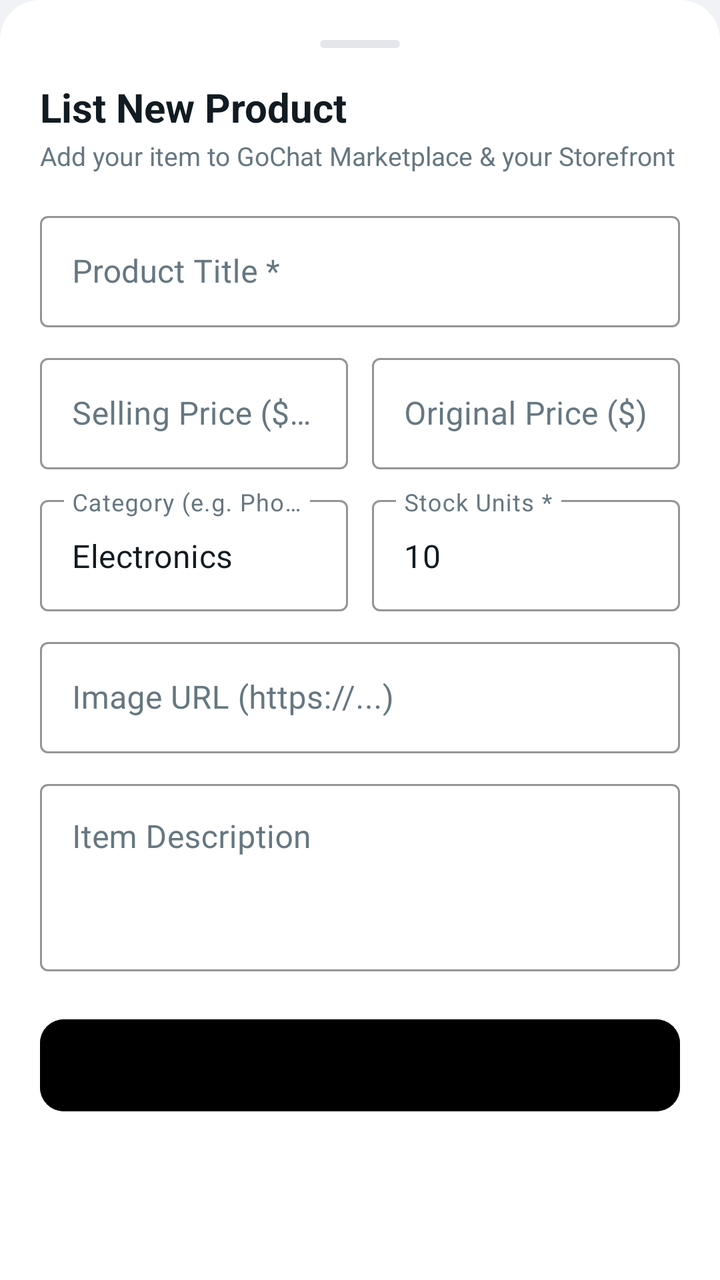
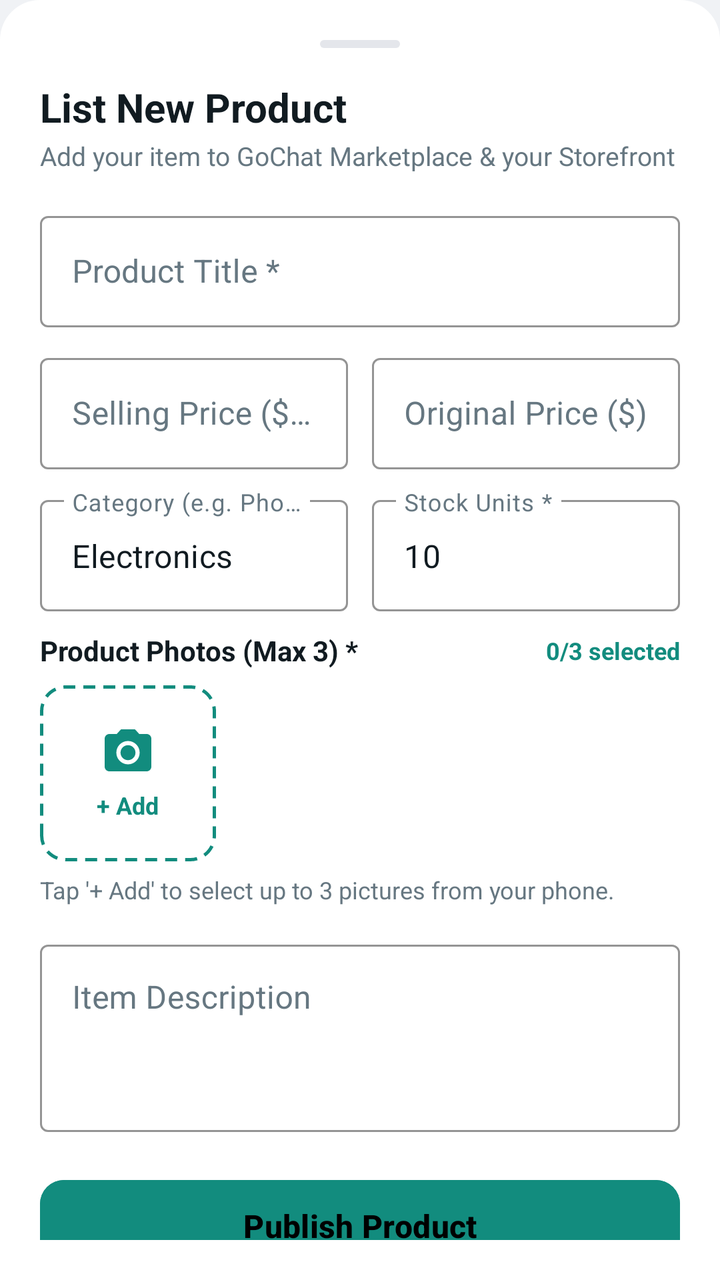

Compare the two renders of this Android layout. The source of the first and the diff that turns it into the second are given below.
<!-- AndroidManifest.xml: application theme Theme.GoChat -->
<!-- res/layout/dialog_add_product.xml -->
<?xml version="1.0" encoding="utf-8"?>
<androidx.core.widget.NestedScrollView xmlns:android="http://schemas.android.com/apk/res/android"
    xmlns:app="http://schemas.android.com/apk/res-auto"
    xmlns:tools="http://schemas.android.com/tools"
    android:layout_width="match_parent"
    android:layout_height="wrap_content"
    android:background="@drawable/bg_bottom_sheet_dark"
    android:padding="20dp">

    <LinearLayout
        android:layout_width="match_parent"
        android:layout_height="wrap_content"
        android:orientation="vertical">

        <View
            android:layout_width="40dp"
            android:layout_height="4dp"
            android:layout_gravity="center_horizontal"
            android:layout_marginBottom="16dp"
            android:background="@drawable/bg_pill"
            android:backgroundTint="@color/gochat_border_dark" />

        <TextView
            android:layout_width="match_parent"
            android:layout_height="wrap_content"
            android:text="List New Product"
            android:textColor="@color/gochat_text_primary"
            android:textSize="20sp"
            android:textStyle="bold" />

        <TextView
            android:layout_width="match_parent"
            android:layout_height="wrap_content"
            android:layout_marginTop="2dp"
            android:layout_marginBottom="16dp"
            android:text="Add your item to GoChat Marketplace &amp; your Storefront"
            android:textColor="@color/gochat_text_muted"
            android:textSize="13sp" />

        
        <com.google.android.material.textfield.TextInputLayout
            style="@style/Widget.MaterialComponents.TextInputLayout.OutlinedBox"
            android:layout_width="match_parent"
            android:layout_height="wrap_content"
            android:layout_marginBottom="10dp"
            android:hint="Product Title *"
            android:textColorHint="@color/gochat_text_muted"
            app:boxStrokeColor="@color/whatsapp_teal_light">

            <com.google.android.material.textfield.TextInputEditText
                android:id="@+id/etProductName"
                android:layout_width="match_parent"
                android:layout_height="wrap_content"
                android:textColor="@color/gochat_text_primary" />
        </com.google.android.material.textfield.TextInputLayout>

        
        <LinearLayout
            android:layout_width="match_parent"
            android:layout_height="wrap_content"
            android:layout_marginBottom="10dp"
            android:orientation="horizontal">

            <com.google.android.material.textfield.TextInputLayout
                style="@style/Widget.MaterialComponents.TextInputLayout.OutlinedBox"
                android:layout_width="0dp"
                android:layout_height="wrap_content"
                android:layout_marginEnd="6dp"
                android:layout_weight="1"
                android:hint="Selling Price ($) *"
                android:textColorHint="@color/gochat_text_muted"
                app:boxStrokeColor="@color/whatsapp_teal_light">

                <com.google.android.material.textfield.TextInputEditText
                    android:id="@+id/etProductPrice"
                    android:layout_width="match_parent"
                    android:layout_height="wrap_content"
                    android:inputType="numberDecimal"
                    android:textColor="@color/gochat_text_primary" />
            </com.google.android.material.textfield.TextInputLayout>

            <com.google.android.material.textfield.TextInputLayout
                style="@style/Widget.MaterialComponents.TextInputLayout.OutlinedBox"
                android:layout_width="0dp"
                android:layout_height="wrap_content"
                android:layout_marginStart="6dp"
                android:layout_weight="1"
                android:hint="Original Price ($)"
                android:textColorHint="@color/gochat_text_muted"
                app:boxStrokeColor="@color/whatsapp_teal_light">

                <com.google.android.material.textfield.TextInputEditText
                    android:id="@+id/etProductOriginalPrice"
                    android:layout_width="match_parent"
                    android:layout_height="wrap_content"
                    android:inputType="numberDecimal"
                    android:textColor="@color/gochat_text_primary" />
            </com.google.android.material.textfield.TextInputLayout>
        </LinearLayout>

        
        <LinearLayout
            android:layout_width="match_parent"
            android:layout_height="wrap_content"
            android:layout_marginBottom="10dp"
            android:orientation="horizontal">

            <com.google.android.material.textfield.TextInputLayout
                style="@style/Widget.MaterialComponents.TextInputLayout.OutlinedBox"
                android:layout_width="0dp"
                android:layout_height="wrap_content"
                android:layout_marginEnd="6dp"
                android:layout_weight="1"
                android:hint="Category (e.g. Phones)"
                android:textColorHint="@color/gochat_text_muted"
                app:boxStrokeColor="@color/whatsapp_teal_light">

                <com.google.android.material.textfield.TextInputEditText
                    android:id="@+id/etProductCategory"
                    android:layout_width="match_parent"
                    android:layout_height="wrap_content"
                    android:text="Electronics"
                    android:textColor="@color/gochat_text_primary" />
            </com.google.android.material.textfield.TextInputLayout>

            <com.google.android.material.textfield.TextInputLayout
                style="@style/Widget.MaterialComponents.TextInputLayout.OutlinedBox"
                android:layout_width="0dp"
                android:layout_height="wrap_content"
                android:layout_marginStart="6dp"
                android:layout_weight="1"
                android:hint="Stock Units *"
                android:textColorHint="@color/gochat_text_muted"
                app:boxStrokeColor="@color/whatsapp_teal_light">

                <com.google.android.material.textfield.TextInputEditText
                    android:id="@+id/etProductStock"
                    android:layout_width="match_parent"
                    android:layout_height="wrap_content"
                    android:inputType="number"
                    android:text="10"
                    android:textColor="@color/gochat_text_primary" />
            </com.google.android.material.textfield.TextInputLayout>
        </LinearLayout>

        
        <com.google.android.material.textfield.TextInputLayout
            style="@style/Widget.MaterialComponents.TextInputLayout.OutlinedBox"
            android:layout_width="match_parent"
            android:layout_height="wrap_content"
            android:layout_marginBottom="10dp"
            android:hint="Image URL (https://...)"
            android:textColorHint="@color/gochat_text_muted"
            app:boxStrokeColor="@color/whatsapp_teal_light">

            <com.google.android.material.textfield.TextInputEditText
                android:id="@+id/etProductImageUrl"
                android:layout_width="match_parent"
                android:layout_height="wrap_content"
                android:textColor="@color/gochat_text_primary" />
        </com.google.android.material.textfield.TextInputLayout>

        
        <com.google.android.material.textfield.TextInputLayout
            style="@style/Widget.MaterialComponents.TextInputLayout.OutlinedBox"
            android:layout_width="match_parent"
            android:layout_height="wrap_content"
            android:layout_marginBottom="20dp"
            android:hint="Item Description"
            android:textColorHint="@color/gochat_text_muted"
            app:boxStrokeColor="@color/whatsapp_teal_light">

            <com.google.android.material.textfield.TextInputEditText
                android:id="@+id/etProductDescription"
                android:layout_width="match_parent"
                android:layout_height="wrap_content"
                android:gravity="top"
                android:lines="3"
                android:textColor="@color/gochat_text_primary" />
        </com.google.android.material.textfield.TextInputLayout>

        <com.google.android.material.button.MaterialButton
            android:id="@+id/btnSubmitProduct"
            android:layout_width="match_parent"
            android:layout_height="54dp"
            android:backgroundTint="@color/whatsapp_teal_light"
            android:text="Publish Product"
            android:textAllCaps="false"
            android:textColor="@color/black"
            android:textSize="16sp"
            android:textStyle="bold"
            app:cornerRadius="12dp" />

    </LinearLayout>
</androidx.core.widget.NestedScrollView>
<!-- resources referenced by this layout -->
<resources>
  <color name="black">#FF000000</color>
  <color name="gochat_border_dark">#E4E6EB</color>
  <color name="gochat_text_muted">#667781</color>
  <color name="gochat_text_primary">#111B21</color>
  <!-- drawable bg_bottom_sheet_dark (drawable) -->
  <?xml version="1.0" encoding="utf-8"?>
  <shape xmlns:android="http://schemas.android.com/apk/res/android"
      android:shape="rectangle">
      <solid android:color="@color/gochat_surface_dark" />
      <corners
          android:topLeftRadius="20dp"
          android:topRightRadius="20dp" />
  </shape>
  <!-- drawable bg_pill (drawable) -->
  <?xml version="1.0" encoding="utf-8"?>
  <shape xmlns:android="http://schemas.android.com/apk/res/android"
      android:shape="rectangle">
      <solid android:color="@color/gochat_border_dark" />
      <corners android:radius="100dp" />
  </shape>
  <style name="Theme.GoChat" parent="Base.Theme.GoChat" />
  <color name="gochat_surface_dark">#FFFFFF</color>
  <style name="Base.Theme.GoChat" parent="Theme.Material3.DayNight.NoActionBar">
          
          <item name="colorPrimary">@color/gochat_accent</item>
          <item name="colorPrimaryDark">@color/gochat_emerald_dark</item>
          <item name="colorSecondary">@color/gochat_emerald_light</item>
          <item name="colorSurface">@color/gochat_surface_dark</item>
          <item name="colorSurfaceContainerHighest">@color/gochat_card_dark</item>
          <item name="colorError">@color/gochat_error</item>
  
          
          <item name="colorOnPrimary">@color/white</item>
          <item name="colorOnSecondary">@color/white</item>
          <item name="colorOnSurface">@color/gochat_text_primary</item>
  
          
          <item name="android:windowBackground">@color/gochat_bg_dark</item>
          <item name="android:statusBarColor">@color/gochat_surface_dark</item>
          <item name="android:navigationBarColor">@color/gochat_surface_dark</item>
          <item name="android:windowDrawsSystemBarBackgrounds">true</item>
      </style>
  <color name="gochat_accent">#10B981</color>
  <color name="gochat_emerald_dark">#008069</color>
  <color name="gochat_emerald_light">#34D399</color>
  <color name="gochat_card_dark">#FFFFFF</color>
  <color name="gochat_error">#EF4444</color>
  <color name="white">#FFFFFFFF</color>
  <color name="gochat_bg_dark">#F0F2F5</color>
</resources>

<!-- the commit's change to res/layout/dialog_add_product.xml (unified diff, before → after) -->
@@ -144,21 +144,203 @@
         </LinearLayout>
 
         
-        <com.google.android.material.textfield.TextInputLayout
-            style="@style/Widget.MaterialComponents.TextInputLayout.OutlinedBox"
-            android:layout_width="match_parent"
-            android:layout_height="wrap_content"
-            android:layout_marginBottom="10dp"
-            android:hint="Image URL (https://...)"
-            android:textColorHint="@color/gochat_text_muted"
-            app:boxStrokeColor="@color/whatsapp_teal_light">
-
-            <com.google.android.material.textfield.TextInputEditText
-                android:id="@+id/etProductImageUrl"
-                android:layout_width="match_parent"
-                android:layout_height="wrap_content"
-                android:textColor="@color/gochat_text_primary" />
-        </com.google.android.material.textfield.TextInputLayout>
+        <LinearLayout
+            android:layout_width="match_parent"
+            android:layout_height="wrap_content"
+            android:layout_marginBottom="14dp"
+            android:orientation="vertical">
+
+            <LinearLayout
+                android:layout_width="match_parent"
+                android:layout_height="wrap_content"
+                android:layout_marginBottom="8dp"
+                android:gravity="center_vertical"
+                android:orientation="horizontal">
+
+                <TextView
+                    android:layout_width="0dp"
+                    android:layout_height="wrap_content"
+                    android:layout_weight="1"
+                    android:text="Product Photos (Max 3) *"
+                    android:textColor="@color/gochat_text_primary"
+                    android:textSize="14sp"
+                    android:textStyle="bold" />
+
+                <TextView
+                    android:id="@+id/tvPhotosCount"
+                    android:layout_width="wrap_content"
+                    android:layout_height="wrap_content"
+                    android:text="0/3 selected"
+                    android:textColor="@color/whatsapp_teal_light"
+                    android:textSize="12sp"
+                    android:textStyle="bold" />
+            </LinearLayout>
+
+            
+            <HorizontalScrollView
+                android:layout_width="match_parent"
+                android:layout_height="wrap_content"
+                android:scrollbars="none">
+
+                <LinearLayout
+                    android:id="@+id/layoutPhotoThumbnailsRow"
+                    android:layout_width="wrap_content"
+                    android:layout_height="wrap_content"
+                    android:gravity="center_vertical"
+                    android:orientation="horizontal">
+
+                    
+                    <LinearLayout
+                        android:id="@+id/layoutAddPhoto"
+                        android:layout_width="88dp"
+                        android:layout_height="88dp"
+                        android:layout_marginEnd="10dp"
+                        android:background="@drawable/bg_photo_add_slot"
+                        android:clickable="true"
+                        android:focusable="true"
+                        android:foreground="?attr/selectableItemBackground"
+                        android:gravity="center"
+                        android:orientation="vertical">
+
+                        <ImageView
+                            android:layout_width="28dp"
+                            android:layout_height="28dp"
+                            android:src="@drawable/ic_camera_status"
+                            app:tint="@color/whatsapp_teal_light" />
+
+                        <TextView
+                            android:layout_width="wrap_content"
+                            android:layout_height="wrap_content"
+                            android:layout_marginTop="4dp"
+                            android:text="+ Add"
+                            android:textColor="@color/whatsapp_teal_light"
+                            android:textSize="12sp"
+                            android:textStyle="bold" />
+                    </LinearLayout>
+
+                    
+                    <FrameLayout
+                        android:id="@+id/framePreview1"
+                        android:layout_width="88dp"
+                        android:layout_height="88dp"
+                        android:layout_marginEnd="10dp"
+                        android:visibility="gone"
+                        tools:visibility="visible">
+
+                        <com.google.android.material.imageview.ShapeableImageView
+                            android:id="@+id/ivPreview1"
+                            android:layout_width="match_parent"
+                            android:layout_height="match_parent"
+                            android:scaleType="centerCrop"
+                            app:shapeAppearanceOverlay="@style/ShapeAppearance.MaterialComponents.MediumComponent" />
+
+                        <ImageButton
+                            android:id="@+id/btnRemovePhoto1"
+                            android:layout_width="24dp"
+                            android:layout_height="24dp"
+                            android:layout_gravity="top|end"
+                            android:layout_margin="4dp"
+                            android:background="@drawable/bg_circle_close_badge"
+                            android:contentDescription="Remove photo"
+                            android:padding="4dp"
+                            android:src="@drawable/ic_close"
+                            app:tint="@color/white" />
+                    </FrameLayout>
+
+                    
+                    <FrameLayout
+                        android:id="@+id/framePreview2"
+                        android:layout_width="88dp"
+                        android:layout_height="88dp"
+                        android:layout_marginEnd="10dp"
+                        android:visibility="gone"
+                        tools:visibility="visible">
+
+                        <com.google.android.material.imageview.ShapeableImageView
+                            android:id="@+id/ivPreview2"
+                            android:layout_width="match_parent"
+                            android:layout_height="match_parent"
+                            android:scaleType="centerCrop"
+                            app:shapeAppearanceOverlay="@style/ShapeAppearance.MaterialComponents.MediumComponent" />
+
+                        <ImageButton
+                            android:id="@+id/btnRemovePhoto2"
+                            android:layout_width="24dp"
+                            android:layout_height="24dp"
+                            android:layout_gravity="top|end"
+                            android:layout_margin="4dp"
+                            android:background="@drawable/bg_circle_close_badge"
+                            android:contentDescription="Remove photo"
+                            android:padding="4dp"
+                            android:src="@drawable/ic_close"
+                            app:tint="@color/white" />
+                    </FrameLayout>
+
+                    
+                    <FrameLayout
+                        android:id="@+id/framePreview3"
+                        android:layout_width="88dp"
+                        android:layout_height="88dp"
+                        android:layout_marginEnd="10dp"
+                        android:visibility="gone"
+                        tools:visibility="visible">
+
+                        <com.google.android.material.imageview.ShapeableImageView
+                            android:id="@+id/ivPreview3"
+                            android:layout_width="match_parent"
+                            android:layout_height="match_parent"
+                            android:scaleType="centerCrop"
+                            app:shapeAppearanceOverlay="@style/ShapeAppearance.MaterialComponents.MediumComponent" />
+
+                        <ImageButton
+                            android:id="@+id/btnRemovePhoto3"
+                            android:layout_width="24dp"
+                            android:layout_height="24dp"
+                            android:layout_gravity="top|end"
+                            android:layout_margin="4dp"
+                            android:background="@drawable/bg_circle_close_badge"
+                            android:contentDescription="Remove photo"
+                            android:padding="4dp"
+                            android:src="@drawable/ic_close"
+                            app:tint="@color/white" />
+                    </FrameLayout>
+                </LinearLayout>
+            </HorizontalScrollView>
+
+            <TextView
+                android:layout_width="match_parent"
+                android:layout_height="wrap_content"
+                android:layout_marginTop="6dp"
+                android:text="Tap '+ Add' to select up to 3 pictures from your phone."
+                android:textColor="@color/gochat_text_muted"
+                android:textSize="12sp" />
+
+            
+            <LinearLayout
+                android:id="@+id/layoutUploadProgress"
+                android:layout_width="match_parent"
+                android:layout_height="wrap_content"
+                android:layout_marginTop="8dp"
+                android:gravity="center_vertical"
+                android:orientation="horizontal"
+                android:visibility="gone">
+
+                <ProgressBar
+                    android:layout_width="20dp"
+                    android:layout_height="20dp"
+                    android:indeterminate="true"
+                    android:indeterminateTint="@color/whatsapp_teal_light" />
+
+                <TextView
+                    android:id="@+id/tvUploadStatus"
+                    android:layout_width="wrap_content"
+                    android:layout_height="wrap_content"
+                    android:layout_marginStart="8dp"
+                    android:text="Uploading photos..."
+                    android:textColor="@color/whatsapp_teal_light"
+                    android:textSize="12sp" />
+            </LinearLayout>
+        </LinearLayout>
 
         
         <com.google.android.material.textfield.TextInputLayout
<!-- resource entries referenced after the edit -->
@@ -4,6 +4,7 @@
   <color name="gochat_border_dark">#E4E6EB</color>
   <color name="gochat_text_muted">#667781</color>
   <color name="gochat_text_primary">#111B21</color>
+  <color name="whatsapp_teal_light">#128C7E</color>
   <!-- drawable bg_bottom_sheet_dark (drawable) -->
   <?xml version="1.0" encoding="utf-8"?>
   <shape xmlns:android="http://schemas.android.com/apk/res/android"
@@ -13,6 +14,24 @@
           android:topLeftRadius="20dp"
           android:topRightRadius="20dp" />
   </shape>
+  <!-- drawable bg_circle_close_badge (drawable) -->
+  <?xml version="1.0" encoding="utf-8"?>
+  <shape xmlns:android="http://schemas.android.com/apk/res/android"
+      android:shape="oval">
+      <solid android:color="#D9E53935" />
+  </shape>
+  <!-- drawable bg_photo_add_slot (drawable) -->
+  <?xml version="1.0" encoding="utf-8"?>
+  <shape xmlns:android="http://schemas.android.com/apk/res/android"
+      android:shape="rectangle">
+      <corners android:radius="12dp" />
+      <solid android:color="@color/gochat_card_bg_dark" />
+      <stroke
+          android:width="1.5dp"
+          android:color="@color/whatsapp_teal_light"
+          android:dashWidth="6dp"
+          android:dashGap="4dp" />
+  </shape>
   <!-- drawable bg_pill (drawable) -->
   <?xml version="1.0" encoding="utf-8"?>
   <shape xmlns:android="http://schemas.android.com/apk/res/android"
@@ -20,6 +39,26 @@
       <solid android:color="@color/gochat_border_dark" />
       <corners android:radius="100dp" />
   </shape>
+  <!-- drawable ic_camera_status (drawable) -->
+  <vector xmlns:android="http://schemas.android.com/apk/res/android"
+      android:width="24dp"
+      android:height="24dp"
+      android:viewportWidth="24"
+      android:viewportHeight="24">
+      <path
+          android:fillColor="#FFFFFFFF"
+          android:pathData="M12,12m-3.2,0a3.2,3.2 0,1 1,6.4 0a3.2,3.2 0,1 1,-6.4 0M9,2L7.17,4H4c-1.1,0 -2,0.9 -2,2v12c0,1.1 0.9,2 2,2h16c1.1,0 2,-0.9 2,-2V6c0,-1.1 -0.9,-2 -2,-2h-3.17L15,2H9zm3,15c-2.76,0 -5,-2.24 -5,-5s2.24,-5 5,-5 5,2.24 5,5 -2.24,5 -5,5z" />
+  </vector>
+  <!-- drawable ic_close (drawable) -->
+  <vector xmlns:android="http://schemas.android.com/apk/res/android"
+      android:width="24dp"
+      android:height="24dp"
+      android:viewportWidth="24"
+      android:viewportHeight="24">
+      <path
+          android:fillColor="#8696A0"
+          android:pathData="M19,6.41L17.59,5 12,10.59 6.41,5 5,6.41 10.59,12 5,17.59 6.41,19 12,13.41 17.59,19 19,17.59 13.41,12z" />
+  </vector>
   <style name="Theme.GoChat" parent="Base.Theme.GoChat" />
   <color name="gochat_surface_dark">#FFFFFF</color>
   <style name="Base.Theme.GoChat" parent="Theme.Material3.DayNight.NoActionBar">
